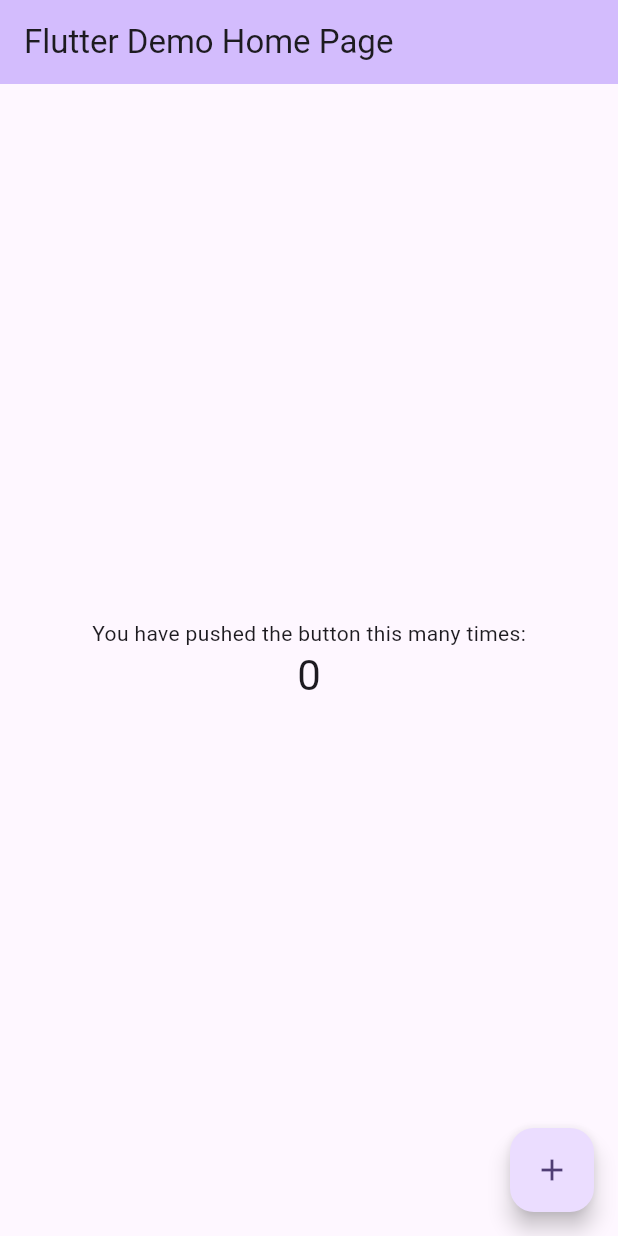
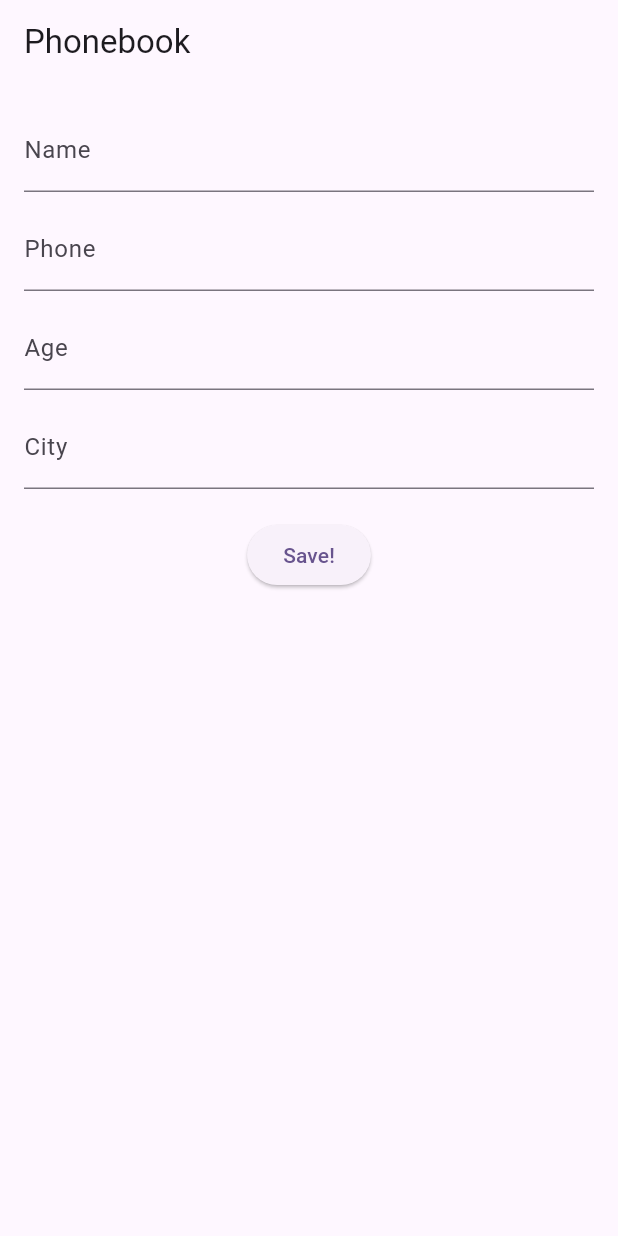
Before and after one commit to SofiaPutlyuk/phonebook-flutter-practice, a Flutter app: the screen it shows after launch, on a phone screen of 412 x 824 dp. Run offline on Flutter 3.47's test engine with Material 3 defaults, Android fonts, the phone set to English and light mode, and no system bars.

Commit message:
part of work

```diff
--- a/phonebook_flutter/lib/main.dart
+++ b/phonebook_flutter/lib/main.dart
@@ -1,5 +1,5 @@
 import 'package:flutter/material.dart';
-
+import "./screens/phonebook.dart";
 void main() {
   runApp(const MyApp());
 }
@@ -30,7 +30,7 @@ class MyApp extends StatelessWidget {
         // tested with just a hot reload.
         colorScheme: .fromSeed(seedColor: Colors.deepPurple),
       ),
-      home: const MyHomePage(title: 'Flutter Demo Home Page'),
+      home: Phonebook()
     );
   }
 }
--- /dev/null
+++ b/phonebook_flutter/lib/screens/phonebook.dart
@@ -0,0 +1,92 @@
+import 'package:flutter/material.dart';
+
+class Phonebook extends StatefulWidget {
+  @override
+  _PhoneBookState createState() => _PhoneBookState();
+}
+
+class _PhoneBookState extends State<Phonebook> {
+  late TextEditingController nameController;
+  late TextEditingController phoneController;
+  late TextEditingController ageController;
+  late TextEditingController cityController;
+  GlobalKey<FormState> _formKey = GlobalKey<FormState>();
+  @override
+  void initState() {
+    super.initState();
+    nameController = TextEditingController();
+    phoneController = TextEditingController();
+    ageController = TextEditingController();
+    cityController = TextEditingController();
+  }
+
+  @override
+  void dispose() {
+    nameController.dispose();
+    phoneController.dispose();
+    ageController.dispose();
+    cityController.dispose();
+    super.dispose();
+  }
+
+  Widget build(BuildContext context) {
+    return Scaffold(
+      appBar: AppBar(title: Text("Phonebook")),
+      body: Padding(
+        padding: EdgeInsets.all(16),
+        child: Form(
+          key: _formKey,
+          child: Column(
+            children: [
+              TextFormField(
+                controller: nameController,
+                decoration: InputDecoration(labelText: "Name"),
+                validator: (value) => value == null || value.isEmpty
+                    ? "Enter the user's name"
+                    : null,
+              ),
+              SizedBox(height: 10),
+              TextFormField(
+                controller: phoneController,
+                decoration: InputDecoration(labelText: "Phone"),
+                keyboardType: TextInputType.phone,
+                validator: (value) => value == null || value.isEmpty
+                    ? "Enter the user's phone"
+                    : null,
+              ),
+              SizedBox(height: 10),
+              TextFormField(
+                controller: ageController,
+                decoration: InputDecoration(labelText: "Age"),
+                keyboardType: TextInputType.number,
+                validator: (value) => value == null || value.isEmpty
+                    ? "Enter the user's age"
+                    : null,
+              ),
+              SizedBox(height: 10),
+              TextFormField(
+                controller: cityController,
+                decoration: InputDecoration(labelText: "City"),
+                validator: (value) => value == null || value.isEmpty
+                    ? "Enter the user's city"
+                    : null,
+              ),
+              SizedBox(height: 20),
+              ElevatedButton(
+                onPressed: () {
+                  if (_formKey.currentState!.validate()) {
+                    print("Name: ${nameController.text}");
+                    print("Phone: ${phoneController.text}");
+                    print("Age: ${ageController.text}");
+                    print("City ${cityController.text}");
+                  }
+                },
+                child: Text("Save!"),
+              ),
+            ],
+          ),
+        ),
+      ),
+    );
+  }
+}
```
Also changed, not shown: phonebook_flutter/lib/models/phonebook_model.dart (added), phonebook_flutter/lib/models/phonebook_model_registration.dart (added), phonebook_flutter/lib/screens/phonebook_registration.dart (added), phonebook_flutter/lib/services/phonebook_service.dart (added), phonebook_flutter/lib/widgets/widget_list_user.dart (added).
